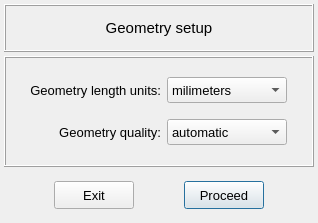
Above: vibra/interface/data/ui_files/project/geometry/geometry_setup.ui from MOPT-UFSC/VIBRA before the change. Below: the same form after it.
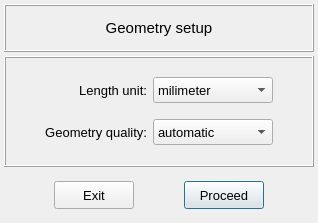
That is the form after the change.

Commit message: Implements a geometry setup interface to control the length unit and the initial geometry quality

```diff
--- a/vibra/interface/data/ui_files/project/geometry/geometry_setup.ui
+++ b/vibra/interface/data/ui_files/project/geometry/geometry_setup.ui
@@ -59,7 +59,7 @@
         </property>
         <item>
          <property name="text">
-          <string>milimeters</string>
+          <string>milimeter</string>
          </property>
         </item>
         <item>
@@ -107,7 +107,7 @@
          </font>
         </property>
         <property name="text">
-         <string>Geometry length units:</string>
+         <string>Length unit:</string>
         </property>
         <property name="alignment">
          <set>Qt::AlignRight|Qt::AlignTrailing|Qt::AlignVCenter</set>
```
Left out of the diff: 8 changed lines with no effect on the pictures. The commit also changes 6 other files.
